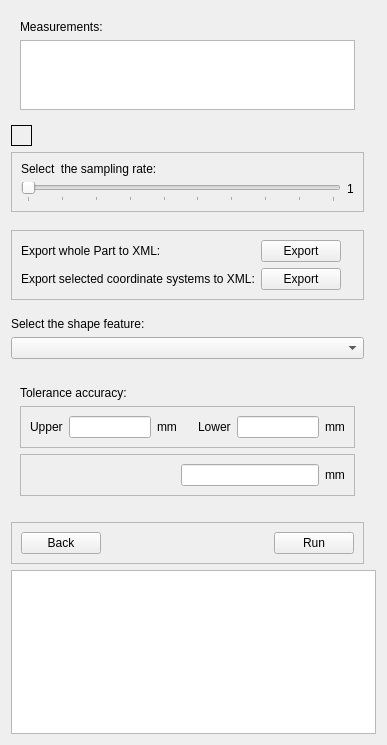
Above: UI/NewMeasure.ui from ny-kristof/Sandbox before the change. Below: the same form after it.
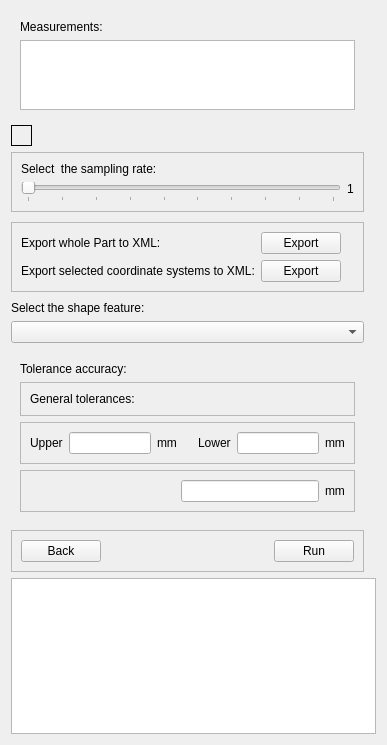
That is the form after the change.

Commit message: add general tolerances and validataions, change base_tolerance to upper and lower tolerance in measurementdata, fix sensor measure formula, remove measurement if the related object is deleted from tree view

Patch:
```diff
--- a/UI/NewMeasure.ui
+++ b/UI/NewMeasure.ui
@@ -169,7 +169,7 @@
    <item row="10" column="0">
     <widget class="QWidget" name="MeasureDetailsWidget" native="true">
      <layout class="QGridLayout" name="gridLayout_2">
-      <item row="2" column="0">
+      <item row="3" column="0">
        <widget class="QFrame" name="SignalEditContainer">
         <property name="frameShape">
          <enum>QFrame::Shape::StyledPanel</enum>
@@ -215,7 +215,17 @@
         </layout>
        </widget>
       </item>
-      <item row="1" column="0">
+      <item row="0" column="0">
+       <widget class="QLabel" name="label_3">
+        <property name="text">
+         <string>Tolerance accuracy:</string>
+        </property>
+        <property name="alignment">
+         <set>Qt::AlignmentFlag::AlignLeading|Qt::AlignmentFlag::AlignLeft|Qt::AlignmentFlag::AlignVCenter</set>
+        </property>
+       </widget>
+      </item>
+      <item row="2" column="0">
        <widget class="QFrame" name="DoubleEditContainer">
         <property name="styleSheet">
          <string notr="true"/>
@@ -235,7 +245,14 @@
           </widget>
          </item>
          <item>
-          <widget class="QLineEdit" name="lineEdit"/>
+          <widget class="QLineEdit" name="UpperToleranceLimit">
+           <property name="styleSheet">
+            <string notr="true"/>
+           </property>
+           <property name="alignment">
+            <set>Qt::AlignmentFlag::AlignRight|Qt::AlignmentFlag::AlignTrailing|Qt::AlignmentFlag::AlignVCenter</set>
+           </property>
+          </widget>
          </item>
          <item>
           <widget class="QLabel" name="UpperUnitLabel">
@@ -302,14 +319,23 @@
         </layout>
        </widget>
       </item>
-      <item row="0" column="0">
-       <widget class="QLabel" name="label_3">
-        <property name="text">
-         <string>Tolerance accuracy:</string>
+      <item row="1" column="0">
+       <widget class="QFrame" name="GeneralTolerancesframe">
+        <property name="frameShape">
+         <enum>QFrame::Shape::StyledPanel</enum>
         </property>
-        <property name="alignment">
-         <set>Qt::AlignmentFlag::AlignLeading|Qt::AlignmentFlag::AlignLeft|Qt::AlignmentFlag::AlignVCenter</set>
+        <property name="frameShadow">
+         <enum>QFrame::Shadow::Raised</enum>
         </property>
+        <layout class="QHBoxLayout" name="horizontalLayout_4">
+         <item>
+          <widget class="QLabel" name="label_10">
+           <property name="text">
+            <string>General tolerances:</string>
+           </property>
+          </widget>
+         </item>
+        </layout>
        </widget>
       </item>
      </layout>
```
Left out of the diff: 2 changed lines with no effect on the pictures. The commit also changes 413 other files.
